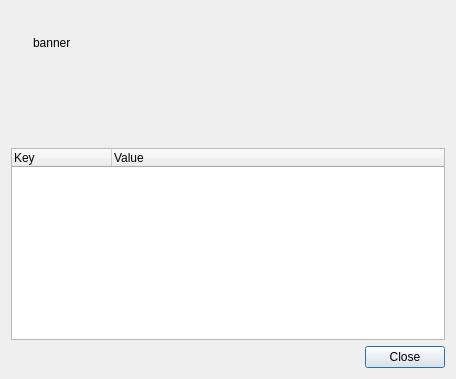
Above: src/episodedialog.ui from ThomasBrixLarsen/serieswatcher before the change. Below: the same form after it.
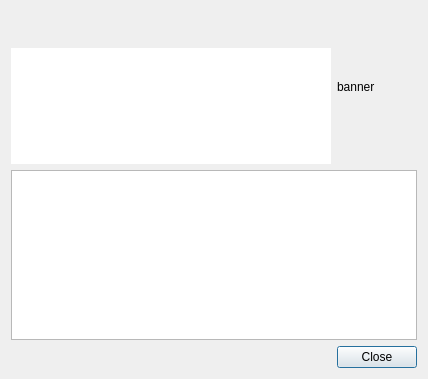
That is the form after the change.

```diff
--- a/src/episodedialog.ui
+++ b/src/episodedialog.ui
@@ -6,7 +6,7 @@
    <rect>
     <x>0</x>
     <y>0</y>
-    <width>456</width>
+    <width>428</width>
     <height>379</height>
    </rect>
   </property>
@@ -28,20 +28,6 @@
      </property>
     </widget>
    </item>
-   <item row="0" column="1">
-    <widget class="QLabel" name="label">
-     <property name="text">
-      <string>banner</string>
-     </property>
-    </widget>
-   </item>
-   <item row="1" column="0" colspan="2">
-    <widget class="QLabel" name="overviewLabel">
-     <property name="text">
-      <string>&lt;overview&gt;</string>
-     </property>
-    </widget>
-   </item>
    <item row="2" column="0" colspan="2">
     <widget class="QTreeWidget" name="treeWidget">
      <property name="sizePolicy">
@@ -53,9 +39,21 @@
      <property name="minimumSize">
       <size>
        <width>0</width>
-       <height>100</height>
+       <height>170</height>
       </size>
      </property>
+     <property name="alternatingRowColors">
+      <bool>true</bool>
+     </property>
+     <property name="rootIsDecorated">
+      <bool>false</bool>
+     </property>
+     <attribute name="headerVisible">
+      <bool>false</bool>
+     </attribute>
+     <attribute name="headerVisible">
+      <bool>false</bool>
+     </attribute>
      <column>
       <property name="text">
        <string>Key</string>
@@ -68,7 +66,7 @@
      </column>
     </widget>
    </item>
-   <item row="3" column="1">
+   <item row="3" column="0" colspan="2">
     <widget class="QDialogButtonBox" name="buttonBox">
      <property name="orientation">
       <enum>Qt::Horizontal</enum>
@@ -78,6 +76,41 @@
      </property>
     </widget>
    </item>
+   <item row="0" column="1" rowspan="2">
+    <widget class="QLabel" name="bannerLabel">
+     <property name="sizePolicy">
+      <sizepolicy hsizetype="Fixed" vsizetype="Fixed">
+       <horstretch>0</horstretch>
+       <verstretch>0</verstretch>
+      </sizepolicy>
+     </property>
+     <property name="minimumSize">
+      <size>
+       <width>80</width>
+       <height>114</height>
+      </size>
+     </property>
+     <property name="baseSize">
+      <size>
+       <width>0</width>
+       <height>0</height>
+      </size>
+     </property>
+     <property name="text">
+      <string>banner</string>
+     </property>
+    </widget>
+   </item>
+   <item row="1" column="0">
+    <widget class="QTextEdit" name="overviewEdit">
+     <property name="frameShape">
+      <enum>QFrame::NoFrame</enum>
+     </property>
+     <property name="readOnly">
+      <bool>true</bool>
+     </property>
+    </widget>
+   </item>
   </layout>
  </widget>
  <resources/>
```
Left out of the diff: 10 changed lines with no effect on the pictures.
